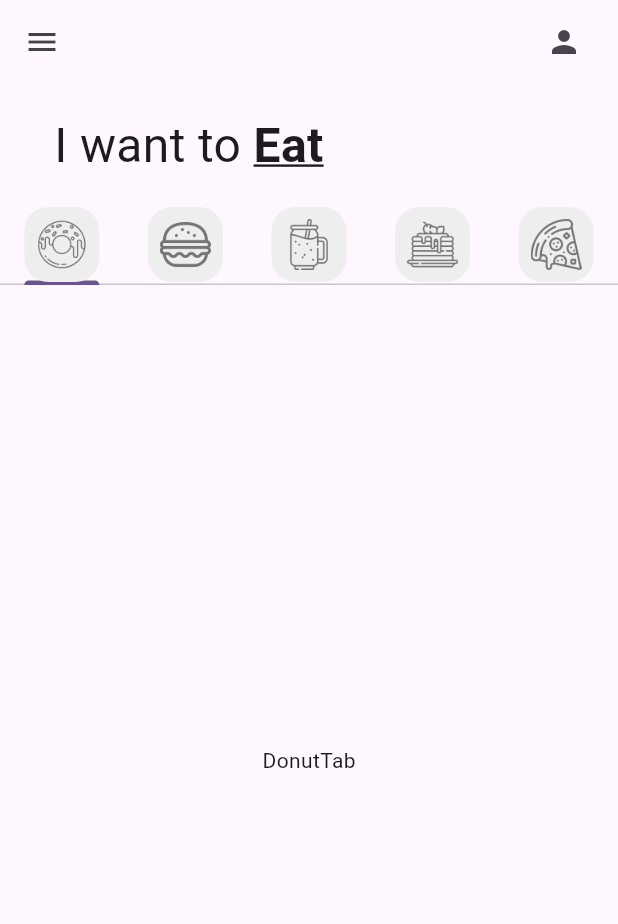
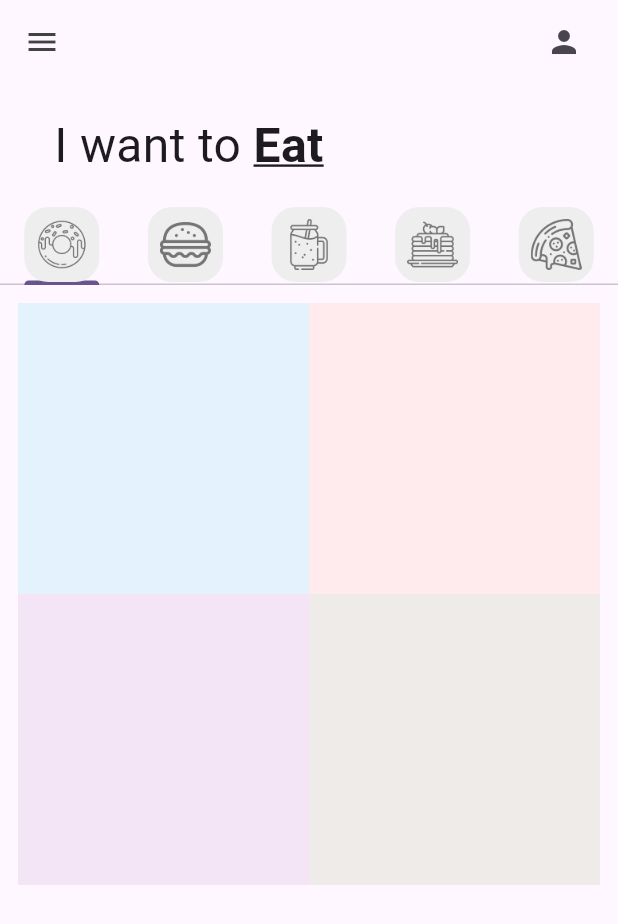
Before and after one commit to Dumpling1902/donut_app_2a_ramirez, a Flutter app: the screen it shows after launch, on a phone screen of 412 x 824 dp. Shown: the top 924 px of the screen. Run offline on Flutter 3.47's test engine with Material 3 defaults, Android fonts, the phone set to English and light mode, and no system bars.

Commit message:
Starting GridView

```diff
--- a/lib/tabs/donut_tab.dart
+++ b/lib/tabs/donut_tab.dart
@@ -1,12 +1,40 @@
+import 'package:donut_app_2a_ramirez/utils/donut_tile.dart';
 import 'package:flutter/material.dart';
 
 class DonutTab extends StatelessWidget {
-  const DonutTab({super.key});
+
+  //Lista de donas
+  final List donutsOnSale = [
+
+    // [ donutFlavor, donutPrice, donutColor, imageName ]
+   ["Ice Cream", "36", Colors.blue, "lib/images/icecream_donut.png"],
+   ["Strawberry", "45", Colors.red, "lib/images/strawberry_donut.png"],
+   ["Grape Ape", "84", Colors.purple, "lib/images/grape_donut.png"],
+   ["Choco", "95", Colors.brown, "lib/images/chocolate_donut.png"],
+  ];
+  DonutTab({super.key});
 
   @override
   Widget build(BuildContext context) {
-    return const Center(
-      child: Text("DonutTab"),
-    );
+    return GridView.builder(
+      //Cuántos elementos tiene
+      itemCount: donutsOnSale.length,
+      padding: const EdgeInsets.all(12),
+      //Encargado de organizar la cuadrícula
+      gridDelegate: const SliverGridDelegateWithFixedCrossAxisCount(
+      //Determina número de columnas
+      crossAxisCount: 2)
+    ,
+    itemBuilder: (context, index) {
+      //Elemento individual de la cuadrícula
+      return DonutTile(
+        donutFlavor: donutsOnSale[index][0],
+        donutPrice: donutsOnSale[index][1],
+        donutColor: donutsOnSale[index][2],
+        imageName: donutsOnSale[index][3],
+
+      );
+
+    });
   }
 }
--- /dev/null
+++ b/lib/utils/donut_tile.dart
@@ -0,0 +1,24 @@
+import 'package:flutter/material.dart';
+
+class DonutTile extends StatelessWidget {
+ final String donutFlavor;
+ final String donutPrice;
+ final dynamic donutColor;  //dynamic porque será de tipo Color y también usará []
+ final String imageName;
+
+ const DonutTile({
+   super.key,
+   required this.donutFlavor,
+   required this.donutPrice,
+   required this.donutColor,
+   required this.imageName,
+ });
+
+ @override
+ Widget build(BuildContext context) {
+   return Container(
+       decoration: BoxDecoration(
+     color: donutColor[50],
+   ));
+ }
+}
```
